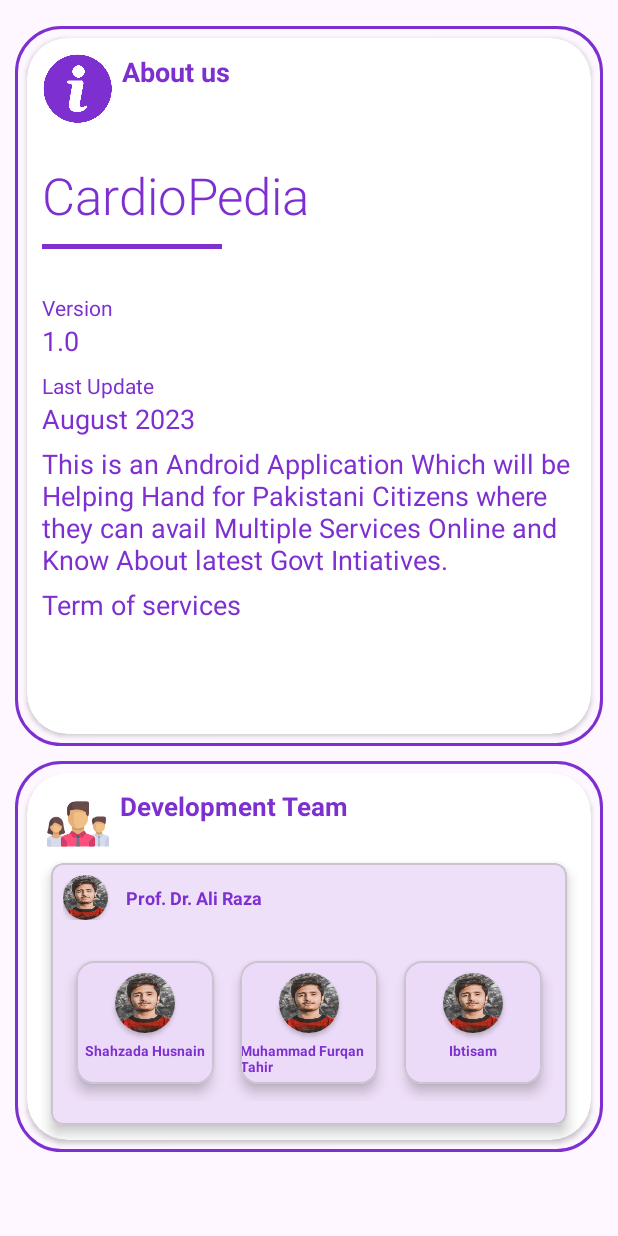
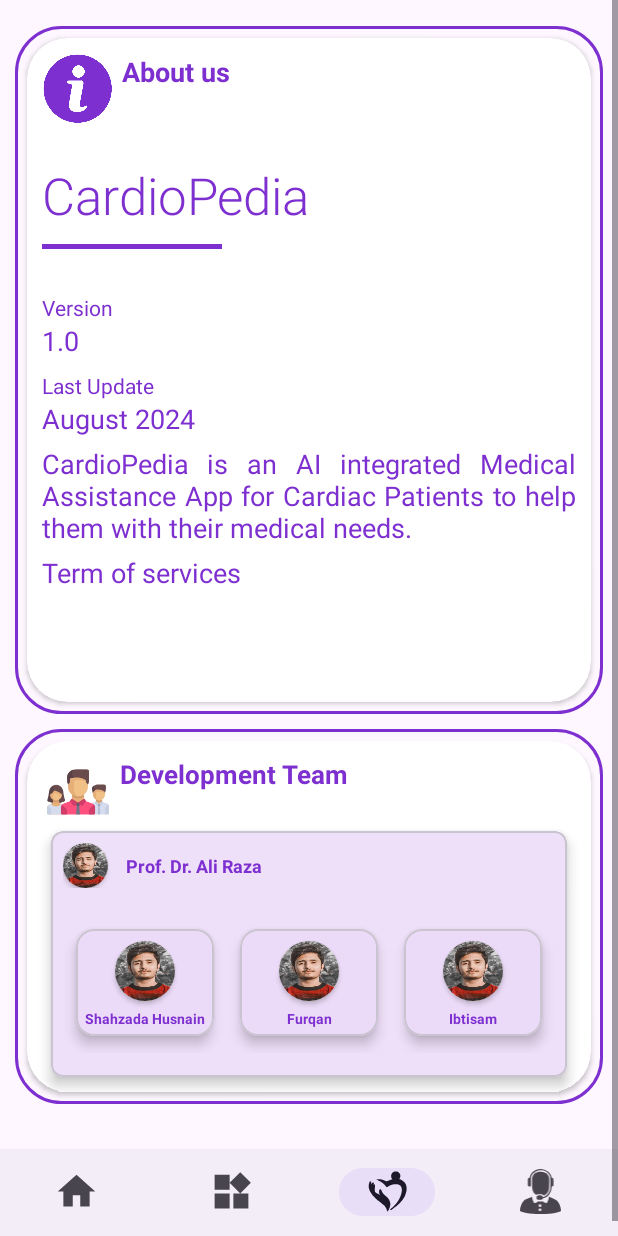
Before and after one commit to ihusnainmehar/CardioPediaFYP, an Android app: the aboutappActivity screen opened directly, with no data from a screen before it, on a phone screen of 412 x 824 dp. Run offline under Robolectric (Android 15) with nearby library versions, the phone set to English and light mode, and no system bars.

Commit message:
Created new activity and Updated Bottom Navigation

```diff
--- a/app/src/main/AndroidManifest.xml
+++ b/app/src/main/AndroidManifest.xml
@@ -26,13 +26,13 @@
             android:exported="false" />
         <activity
             android:name=".chatbotActivity"
-            android:exported="false" />
+            android:exported="true" />
         <activity
             android:name=".aboutappActivity"
-            android:exported="false" />
+            android:exported="true" />
         <activity
             android:name=".sercvicesActivity"
-            android:exported="false" />
+            android:exported="true" />
         <activity
             android:name=".MedTrackActivity"
             android:exported="false" />
--- a/app/src/main/java/com/example/cardiopediafyp/aboutappActivity.java
+++ b/app/src/main/java/com/example/cardiopediafyp/aboutappActivity.java
@@ -5,9 +5,12 @@ import androidx.recyclerview.widget.LinearLayoutManager;
 import androidx.recyclerview.widget.RecyclerView;
 
 import android.annotation.SuppressLint;
+import android.content.Intent;
 import android.os.Bundle;
 import android.view.View;
 import android.widget.LinearLayout;
+
+import com.google.android.material.bottomnavigation.BottomNavigationView;
 
 import java.util.ArrayList;
 
@@ -15,6 +18,7 @@ public class aboutappActivity extends AppCompatActivity {
     private LinearLayout expandableLayout2;
     private LinearLayout expandableLayout3;
     private RecyclerView recyclerView;
+    BottomNavigationView bottomNavigationView;
     private ArrayList<ParentItem> parentList = new ArrayList<>();
 
     @SuppressLint("MissingInflatedId")
@@ -22,6 +26,8 @@ public class aboutappActivity extends AppCompatActivity {
     protected void onCreate(Bundle savedInstanceState) {
         super.onCreate(savedInstanceState);
         setContentView(R.layout.activity_aboutapp);
+
+        bottomNavigationView = findViewById(R.id.bottomNavigationView);
         recyclerView = findViewById(R.id.parentRecyclerView);
         recyclerView.setHasFixedSize(true);
         recyclerView.setLayoutManager(new LinearLayoutManager(this));
@@ -29,6 +35,7 @@ public class aboutappActivity extends AppCompatActivity {
         addDataToList();
         ParentAdapter adapter = new ParentAdapter(parentList);
         recyclerView.setAdapter(adapter);
+
         expandableLayout2 = findViewById(R.id.expandable_layout2);
         expandableLayout3 = findViewById(R.id.expandable_layout3);
 
@@ -44,6 +51,7 @@ public class aboutappActivity extends AppCompatActivity {
                 }
             }
         });
+
         findViewById(R.id.cardView3).setOnClickListener(new View.OnClickListener() {
             @Override
             public void onClick(View v) {
@@ -55,16 +63,36 @@ public class aboutappActivity extends AppCompatActivity {
                 }
             }
         });
+
+        bottomNavigationView.setSelectedItemId(R.id.bottom_about);
+        bottomNavigationView.setOnItemSelectedListener(item -> {
+            if (item.getItemId() == R.id.bottom_home) {
+                startActivity(new Intent(aboutappActivity.this, PatientDashboardActivity.class));
+                overridePendingTransition(R.anim.slide_in_right, R.anim.slide_out_left);
+                finish();
+                return true;
+            } else if (item.getItemId() == R.id.bottom_services) {
+                startActivity(new Intent(aboutappActivity.this, sercvicesActivity.class));
+                overridePendingTransition(R.anim.slide_in_right, R.anim.slide_out_left);
+                finish();
+                return true;
+            } else if (item.getItemId() == R.id.bottom_about) {
+                return true;
+            } else if (item.getItemId() == R.id.bottom_chatbot) {
+                startActivity(new Intent(aboutappActivity.this, chatbotActivity.class));
+                overridePendingTransition(R.anim.slide_in_right, R.anim.slide_out_left);
+                finish();
+                return true;
+            }
+            return false;
+        });
     }
+
     private void addDataToList() {
         ArrayList<ChildItem> childItems1 = new ArrayList<>();
         childItems1.add(new ChildItem("Shahzada Husnain", R.drawable.husnain));
-        childItems1.add(new ChildItem("Muhammad Furqan Tahir", R.drawable.husnain));
+        childItems1.add(new ChildItem("Furqan", R.drawable.husnain));
         childItems1.add(new ChildItem("Ibtisam", R.drawable.husnain));
         parentList.add(new ParentItem("Prof. Dr. Ali Raza", R.drawable.husnain, childItems1));
-
-
-
-
     }
 }
--- a/app/src/main/res/layout/activity_aboutapp.xml
+++ b/app/src/main/res/layout/activity_aboutapp.xml
@@ -10,32 +10,32 @@
     <LinearLayout
         android:layout_width="match_parent"
         android:layout_height="match_parent"
-        android:orientation="vertical"
-        >
+        android:orientation="vertical">
+
         <LinearLayout
             android:layout_width="match_parent"
-            android:layout_height="match_parent"
+            android:layout_height="wrap_content"
             android:orientation="vertical"
             android:layout_marginBottom="10dp"
             android:layout_marginTop="7dp"
             android:layout_marginLeft="10dp"
-            android:padding="0dp"
             android:layout_marginRight="10dp"
             android:background="@drawable/lavender_border"/>
+
         <LinearLayout
             android:layout_width="match_parent"
-            android:layout_height="match_parent"
+            android:layout_height="wrap_content"
             android:orientation="vertical"
             android:layout_marginLeft="10dp"
             android:layout_marginRight="10dp"
             android:layout_marginBottom="0dp"
-            android:padding="0dp"
             android:layout_marginTop="0dp"
             android:background="@drawable/lavender_border">
+
             <androidx.cardview.widget.CardView
                 android:id="@+id/cardView2"
                 android:layout_width="match_parent"
-                android:layout_height="match_parent"
+                android:layout_height="wrap_content"
                 android:layout_margin="8dp"
                 android:padding="16dp"
                 app:cardCornerRadius="27dp"
@@ -50,7 +50,6 @@
                     android:layout_height="wrap_content"
                     android:orientation="horizontal"
                     android:padding="10dp">
-
 
                     <ImageView
                         android:layout_width="48dp"
@@ -71,12 +70,14 @@
                         android:textColor="@color/Purple_600"/>
 
                 </LinearLayout>
+
                 <LinearLayout
                     android:layout_width="match_parent"
                     android:layout_height="wrap_content"
                     android:orientation="vertical"
                     android:layout_marginTop="50dp"
                     android:id="@+id/expandable_layout2">
+
                     <LinearLayout
                         android:layout_width="match_parent"
                         android:layout_height="wrap_content"
@@ -147,7 +148,7 @@
                             <TextView
                                 android:layout_width="wrap_content"
                                 android:layout_height="wrap_content"
-                                android:text="August 2023"
+                                android:text="August 2024"
                                 android:textAppearance="@style/TextAppearance.AppCompat.Medium"
                                 android:textColor="@color/purple_500" />
 
@@ -160,9 +161,10 @@
                         <TextView
                             android:layout_width="wrap_content"
                             android:layout_height="wrap_content"
-                            android:text="This is an Android Application Which will be  Helping Hand for Pakistani Citizens where they can avail Multiple Services Online and Know About latest Govt Intiatives. "
+                            android:text="CardioPedia is an AI integrated Medical Assistance App for Cardiac Patients to help them with their medical needs."
                             android:textAppearance="@style/TextAppearance.AppCompat.Medium"
-                            android:textColor="@color/purple_500" />
+                            android:textColor="@color/purple_500"
+                            android:justificationMode="inter_word" />
 
                         <View
                             android:layout_width="0dp"
@@ -180,9 +182,10 @@
                 </LinearLayout>
             </androidx.cardview.widget.CardView>
         </LinearLayout>
+
         <LinearLayout
             android:layout_width="match_parent"
-            android:layout_height="match_parent"
+            android:layout_height="wrap_content"
             android:orientation="vertical"
             android:layout_marginLeft="10dp"
             android:layout_marginRight="10dp"
@@ -190,6 +193,7 @@
             android:layout_marginBottom="30dp"
             android:layout_marginTop="10dp"
             android:background="@drawable/lavender_border">
+
             <androidx.cardview.widget.CardView
                 android:id="@+id/cardView3"
                 android:layout_width="match_parent"
@@ -209,7 +213,6 @@
                     android:layout_height="wrap_content"
                     android:orientation="horizontal"
                     android:padding="10dp">
-
 
                     <ImageView
                         android:layout_width="48dp"
@@ -237,19 +240,29 @@
                     android:layout_height="wrap_content"
                     android:layout_marginTop="50dp"
                     android:orientation="vertical">
-                    <!-- res/layout/my_layout.xml -->
+
                     <androidx.recyclerview.widget.RecyclerView
                         android:id="@+id/parentRecyclerView"
                         android:layout_width="match_parent"
-                        android:layout_height="wrap_content"
-                        app:layout_constraintBottom_toBottomOf="parent"
-                        app:layout_constraintEnd_toEndOf="parent"
-                        app:layout_constraintStart_toStartOf="parent"
-                        app:layout_constraintTop_toTopOf="parent" />
-
+                        android:layout_height="wrap_content" />
 
                 </LinearLayout>
             </androidx.cardview.widget.CardView>
         </LinearLayout>
+
+        <com.google.android.material.bottomnavigation.BottomNavigationView
+            android:layout_width="match_parent"
+            android:layout_height="wrap_content"
+            android:id="@+id/bottomNavigationView"
+            android:backgroundTint="@color/white"
+            app:itemIconSize="30dp"
+            app:labelVisibilityMode="unlabeled"
+            app:menu="@menu/bottom_menu" />
+
+        <View
+            android:id="@+id/viewDivider"
+            android:layout_width="match_parent"
+            android:layout_height="10dp"
+            android:background="@color/white" />
     </LinearLayout>
 </ScrollView>
```
Also changed, not shown: app/src/main/java/com/example/cardiopediafyp/PatientDashboardActivity.java (+50 -2 lines).
